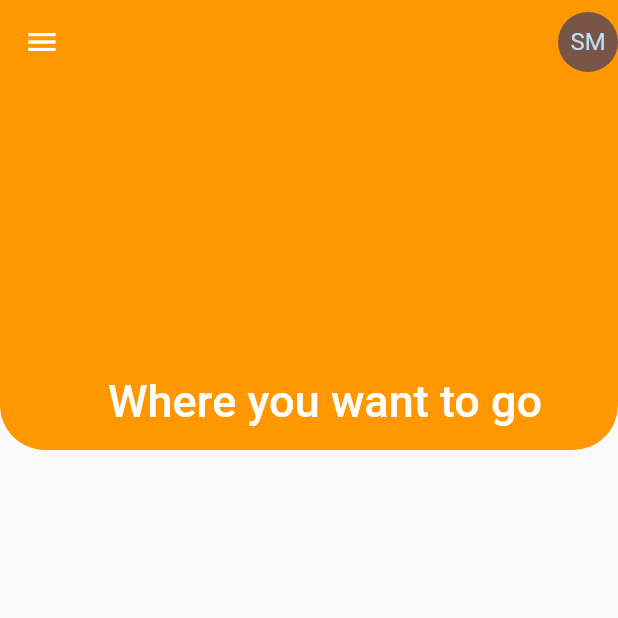
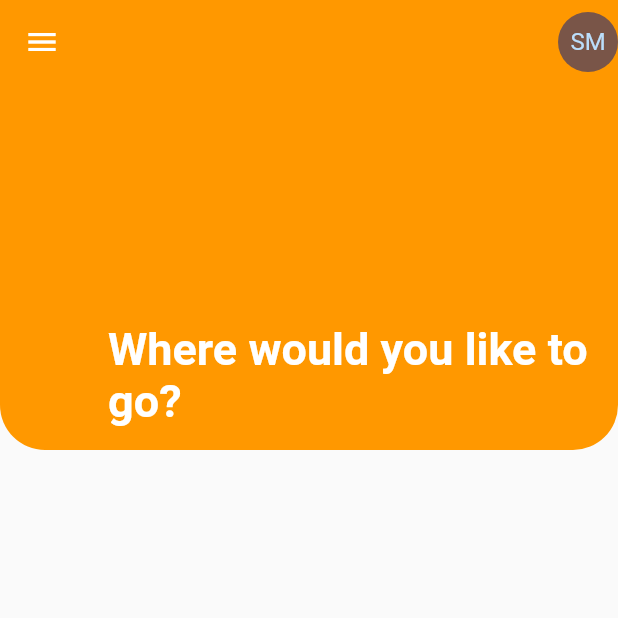
Before and after one commit to lohenyumnam/intern_daily_task, a Flutter app: the TravelApp screen opened directly, on a phone screen of 412 x 824 dp, the top half of it. Run offline on Flutter 3.47's test engine with Material 2 defaults, Android fonts, the phone set to English and light mode, and no system bars.

Commit message:
onPressed

```diff
--- a/lib/src/daily_task/page/travelApp/travel_app.dart
+++ b/lib/src/daily_task/page/travelApp/travel_app.dart
@@ -5,23 +5,24 @@ class TravelApp extends StatelessWidget {
 
   @override
   Widget build(BuildContext context) {
-    return const Scaffold(
+    return Scaffold(
       body: CustomScrollView(slivers: [
         SliverAppBar(
-          flexibleSpace: FlexibleSpaceBar(
-            title: Text('Where you want to go'),
+          flexibleSpace: const FlexibleSpaceBar(
+            title: Text('Where would you like to go?',
+                style: TextStyle(fontSize: 20, fontWeight: FontWeight.bold)),
           ),
           pinned: true,
           backgroundColor: Colors.orange,
           expandedHeight: 300,
-          leading: Icon(Icons.menu),
-          actions: [
+          leading: IconButton(onPressed: () {}, icon: const Icon(Icons.menu)),
+          actions: const [
             CircleAvatar(
               backgroundColor: Colors.brown,
               child: Text('SM'),
             ),
           ],
-          shape: RoundedRectangleBorder(
+          shape: const RoundedRectangleBorder(
             borderRadius: BorderRadius.only(
               bottomLeft: Radius.circular(30),
               bottomRight: Radius.circular(30),
```
